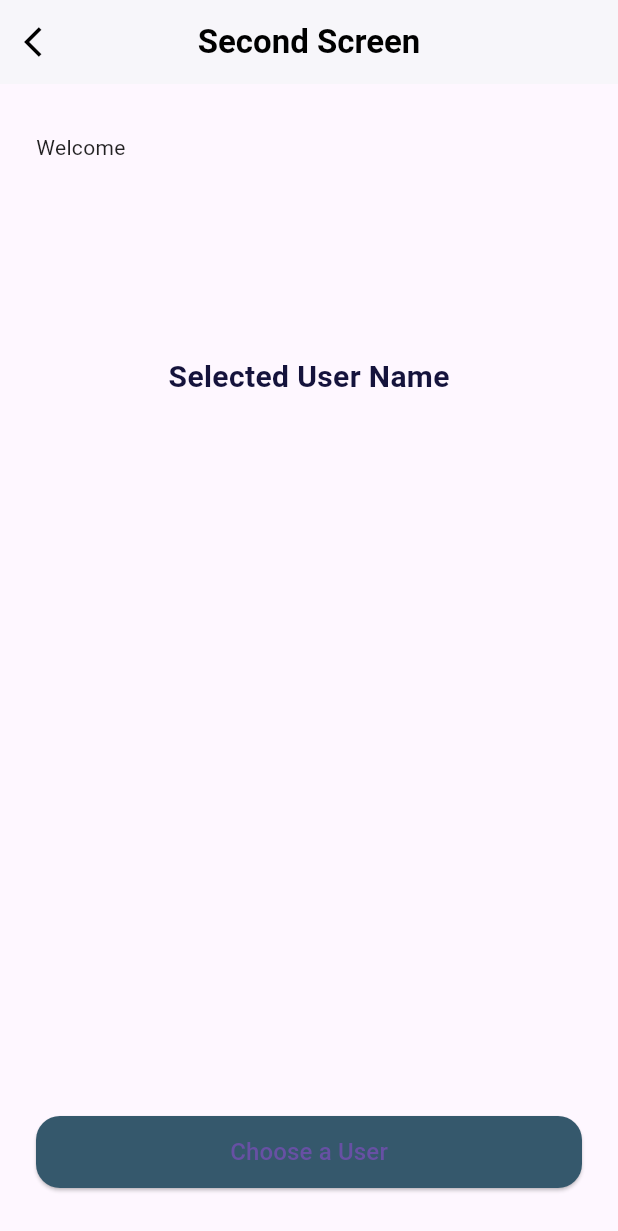
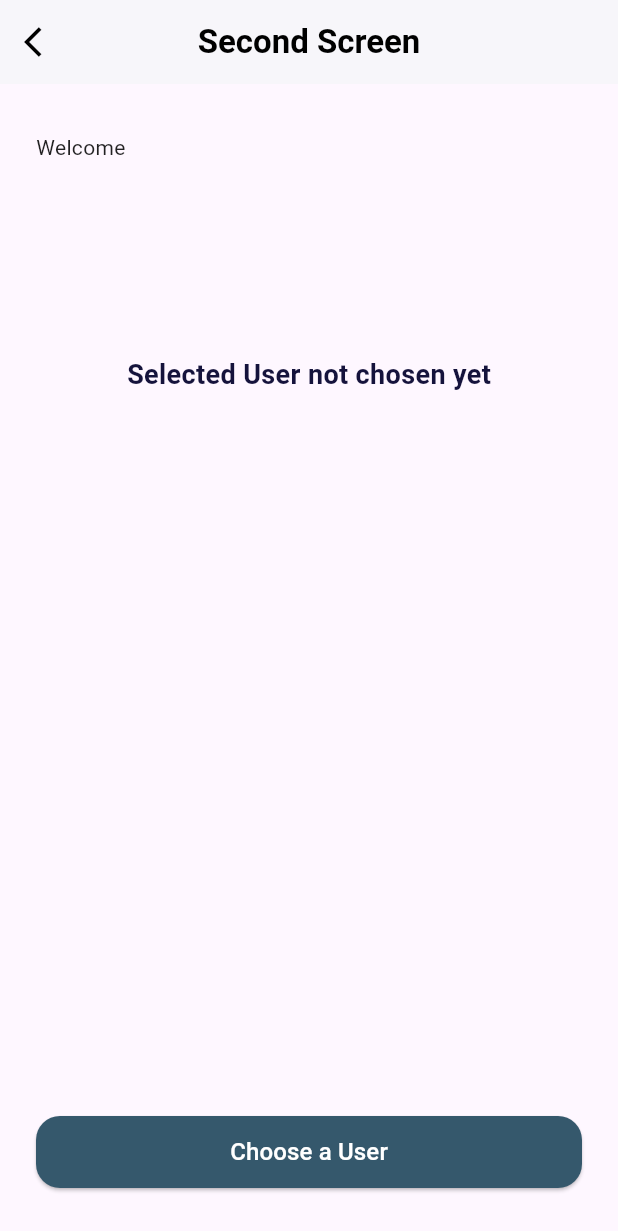
Before and after one commit to nuronfadilah/tesaplikasi1, a Flutter app: the SecondScreen screen opened directly with empty values, on a phone screen of 412 x 824 dp. Shown: the top 1231 px of the screen. Run offline on Flutter 3.47's test engine with Material 3 defaults, Android fonts, the phone set to English and light mode, and no system bars.

Commit message:
upload all flutter project

```diff
--- a/lib/providers/user_provider.dart
+++ b/lib/providers/user_provider.dart
@@ -2,11 +2,32 @@ import 'package:flutter/material.dart';
 
 class UserProvider extends ChangeNotifier {
   String _selectedUser = '';
+  String? _selectedUserEmail;
+  String? _selectedUserAvatar;
 
   String get selectedUser => _selectedUser;
+  String? get selectedUserEmail => _selectedUserEmail;
+  String? get selectedUserAvatar => _selectedUserAvatar;
 
+  // Untuk tetap kompatibel dengan pemanggilan lama
   void setSelectedUser(String name) {
     _selectedUser = name;
     notifyListeners();
   }
+
+  // Untuk menyimpan data lengkap user
+  void setSelectedUserData(String name, String email, String avatar) {
+    _selectedUser = name;
+    _selectedUserEmail = email;
+    _selectedUserAvatar = avatar;
+    notifyListeners();
+  }
+
+  // Opsional: Reset selected user (jika dibutuhkan)
+  void clearSelectedUser() {
+    _selectedUser = '';
+    _selectedUserEmail = null;
+    _selectedUserAvatar = null;
+    notifyListeners();
+  }
 }
--- a/lib/screens/second_screen.dart
+++ b/lib/screens/second_screen.dart
@@ -2,6 +2,7 @@ import 'package:flutter/material.dart';
 import 'package:provider/provider.dart';
 import '../providers/user_provider.dart';
 import 'third_screen.dart';
+import '../models/user_model.dart'; // pastikan import model User kalau diperlukan
 
 class SecondScreen extends StatelessWidget {
   final String name;
@@ -42,18 +43,69 @@ class SecondScreen extends StatelessWidget {
               ),
             ),
             const SizedBox(height: 100),
+
+            // Card tampilkan avatar, nama, dan email
             Center(
-              child: Text(
-                userProvider.selectedUser.isNotEmpty
-                    ? userProvider.selectedUser
-                    : "Selected User Name",
-                style: const TextStyle(
-                  fontSize: 20,
-                  fontWeight: FontWeight.bold,
-                  color: Color(0xFF15133C),
-                ),
-              ),
+              child: userProvider.selectedUser.isNotEmpty
+                  ? Card(
+                      elevation: 4,
+                      shadowColor: Colors.black26,
+                      shape: RoundedRectangleBorder(
+                        borderRadius: BorderRadius.circular(16),
+                      ),
+                      child: Container(
+                        padding: const EdgeInsets.symmetric(
+                            horizontal: 20, vertical: 16),
+                        decoration: BoxDecoration(
+                          color: const Color(0xFFF0F4F8),
+                          borderRadius: BorderRadius.circular(16),
+                        ),
+                        child: Row(
+                          mainAxisSize: MainAxisSize.min,
+                          children: [
+                            CircleAvatar(
+                              radius: 28,
+                              backgroundImage: NetworkImage(
+                                userProvider.selectedUserAvatar ?? '',
+                              ),
+                              backgroundColor: Colors.grey[300],
+                            ),
+                            const SizedBox(width: 16),
+                            Column(
+                              crossAxisAlignment: CrossAxisAlignment.start,
+                              children: [
+                                Text(
+                                  userProvider.selectedUser,
+                                  style: const TextStyle(
+                                    fontSize: 18,
+                                    fontWeight: FontWeight.bold,
+                                    color: Color(0xFF15133C),
+                                  ),
+                                ),
+                                const SizedBox(height: 4),
+                                Text(
+                                  userProvider.selectedUserEmail ?? '',
+                                  style: const TextStyle(
+                                    fontSize: 14,
+                                    color: Colors.grey,
+                                  ),
+                                ),
+                              ],
+                            ),
+                          ],
+                        ),
+                      ),
+                    )
+                  : const Text(
+                      "Selected User not chosen yet",
+                      style: TextStyle(
+                        fontSize: 18,
+                        fontWeight: FontWeight.bold,
+                        color: Color(0xFF15133C),
+                      ),
+                    ),
             ),
+
             const Spacer(),
             SizedBox(
               width: double.infinity,
@@ -73,7 +125,7 @@ class SecondScreen extends StatelessWidget {
                 ),
                 child: const Text(
                   "Choose a User",
-                  style: TextStyle(fontSize: 16),
+                  style: TextStyle(fontSize: 16,  color: Colors.white ),
                 ),
               ),
             )
```
Also changed, not shown: lib/screens/first_screen.dart (+78 -22 lines), lib/screens/third_screen.dart (+12 -5 lines).
